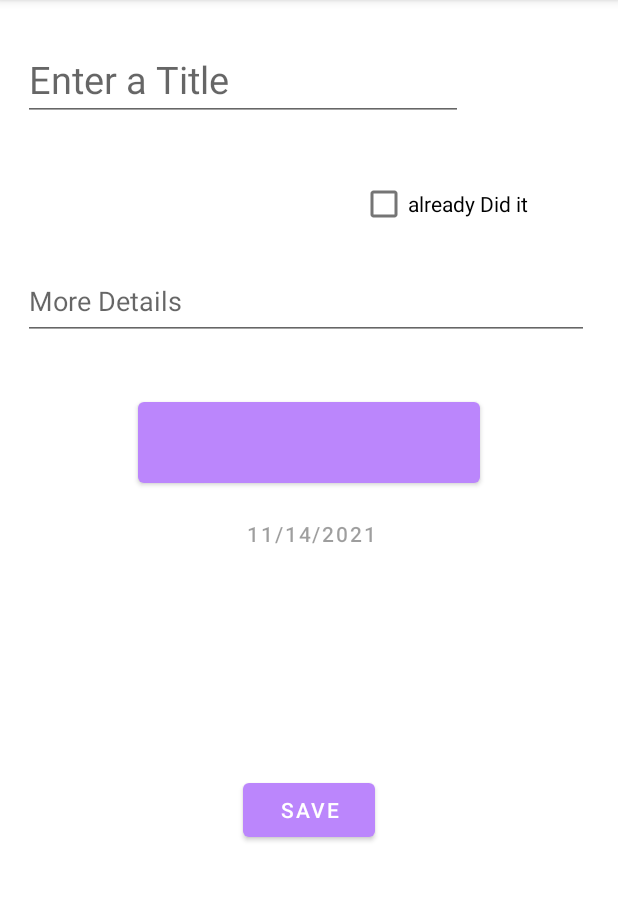
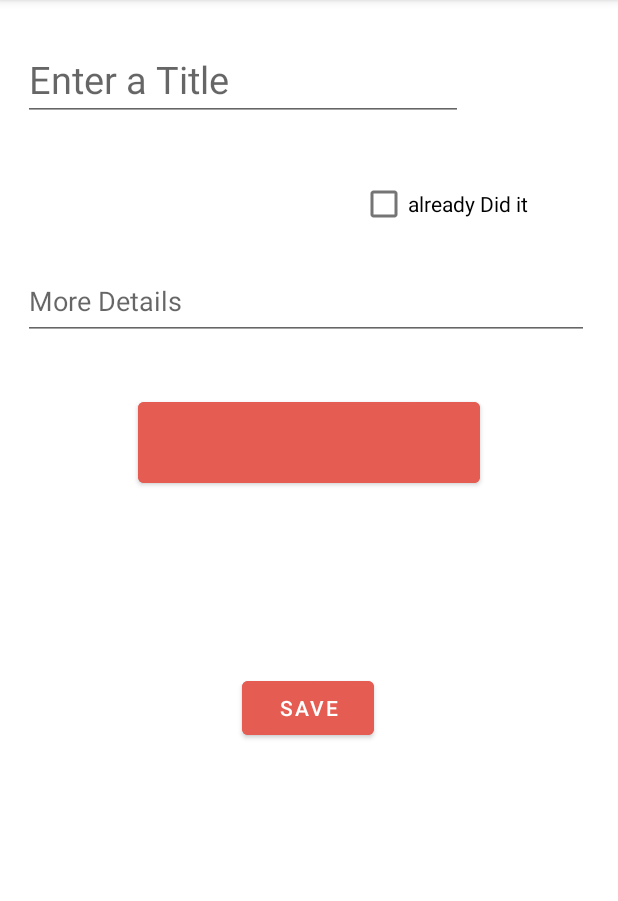
Before and after one commit to FAISALT1000/ToDoList, an Android app: the screen it shows after launch (MainActivity), in the options menu, after a tap on "add new task", on a phone screen of 412 x 824 dp, the part 84-985 px from its top. Run offline under Robolectric (Android 15) with nearby library versions, the phone set to English and light mode, and no system bars; our stand-ins replace Room's generated code; 1 statement that could not run was skipped.

Commit message:
I hope this one is the final one

```diff
--- a/app/src/main/java/com/example/todolist/addNewTaskFragment.kt
+++ b/app/src/main/java/com/example/todolist/addNewTaskFragment.kt
@@ -34,11 +34,10 @@ private const val TAG="maine"
 class addNewTaskFragment : Fragment(),DatePickerDialogFragment.DatePickerCallBack {
 
     private lateinit var task: ToDo
-//ghfgn
     private lateinit var titleEditText: EditText
     private lateinit var endDateBtn: Button
     private lateinit var isDone: CheckBox
-    private lateinit var startDateBtn: Button
+   // private lateinit var startDateBtn: Button
     private lateinit var detailsET:EditText
    // private lateinit var deleteBtn:Button
     private lateinit var saveBtn:Button
@@ -101,17 +100,17 @@ class addNewTaskFragment : Fragment(),DatePickerDialogFragment.DatePickerCallBac
         detailsET=view.findViewById(R.id.details_mt)
         endDateBtn=view.findViewById(R.id.end_date_btn)
         isDone=view.findViewById(R.id.do_radio)
-        startDateBtn=view.findViewById(R.id.start_date_btn)
+      //  startDateBtn=view.findViewById(R.id.start_date_btn)
 
         saveBtn=view.findViewById(R.id.save_btn)
 
 
 
 
-        startDateBtn.apply {
-            // text=task.startDate.toString()
-            isEnabled=false
-        }
+//        startDateBtn.apply {
+//            // text=task.startDate.toString()
+//            isEnabled=false
+//        }
         return view
     }
 
@@ -206,7 +205,7 @@ class addNewTaskFragment : Fragment(),DatePickerDialogFragment.DatePickerCallBac
 
         val  date2_temp=dates.format(finalDate)
         val  date2=dates.parse(date2_temp)
-        startDateBtn.setText(android.text.format.DateFormat.format(DATE_FORMAT,task.startDate))
+      //  startDateBtn.setText(android.text.format.DateFormat.format(DATE_FORMAT,task.startDate))
         super.onViewCreated(view, savedInstanceState)
         fragmentViewModel.toDoLiveData.observe(
             viewLifecycleOwner,{
--- a/app/src/main/res/layout/fragment_add_new_task.xml
+++ b/app/src/main/res/layout/fragment_add_new_task.xml
@@ -36,21 +36,11 @@
         android:layout_width="228dp"
         android:layout_height="66dp"
         android:layout_marginTop="35dp"
+        android:backgroundTint="@color/button"
         android:text=""
         app:layout_constraintEnd_toEndOf="parent"
         app:layout_constraintStart_toStartOf="parent"
         app:layout_constraintTop_toBottomOf="@+id/details_mt" />
-
-    <Button
-        android:id="@+id/start_date_btn"
-        android:layout_width="382dp"
-        android:layout_height="wrap_content"
-        android:layout_marginTop="4dp"
-        android:backgroundTint="@color/white"
-        app:layout_constraintEnd_toEndOf="parent"
-        app:layout_constraintHorizontal_bias="0.551"
-        app:layout_constraintStart_toStartOf="parent"
-        app:layout_constraintTop_toBottomOf="@+id/end_date_btn" />
 
     <EditText
         android:id="@+id/details_mt"
@@ -68,10 +58,12 @@
         android:id="@+id/save_btn"
         android:layout_width="wrap_content"
         android:layout_height="wrap_content"
-        android:layout_marginBottom="204dp"
+        android:layout_marginBottom="272dp"
+        android:backgroundTint="@color/button"
         android:text="Save"
         app:layout_constraintBottom_toBottomOf="parent"
         app:layout_constraintEnd_toEndOf="parent"
+        app:layout_constraintHorizontal_bias="0.498"
         app:layout_constraintStart_toStartOf="parent" />
 
 </androidx.constraintlayout.widget.ConstraintLayout>
--- a/app/src/main/res/menu/appbar.xml
+++ b/app/src/main/res/menu/appbar.xml
@@ -5,12 +5,6 @@
     <item
         android:id="@+id/new_task"
         android:title="add new task" />
-    <item
-        android:id="@+id/contact_us"
-        android:title="@string/contact_us_menu" />
-    <item
-        android:id="@+id/app_info"
-        android:title="@string/app_info_menu" />
     <item android:title="Sort By" >
         <menu >
             <item
--- a/app/src/main/res/values/colors.xml
+++ b/app/src/main/res/values/colors.xml
@@ -1,16 +1,18 @@
 <?xml version="1.0" encoding="utf-8"?>
 <resources>
     <color name="purple_200">#FFBB86FC</color>
+    <color name="button">#E45C52</color>
+
     <color name="purple_500">#FF6200EE</color>
     <color name="purple_700">#FF3700B3</color>
     <color name="teal_200">#FF03DAC5</color>
     <color name="teal_700">#FF018786</color>
     <color name="black">#FF000000</color>
     <color name="white">#FFFFFFFF</color>
-    <color name="done_layout">#bbe06c</color>
-    <color name="not_done_layout">#BFF11212</color>
+    <color name="done_layout">#B4FE98</color>
+    <color name="not_done_layout">#F2F84726</color>
 
-    <color name="today_is_the_last_day_layout">#DDEFE081</color>
+    <color name="today_is_the_last_day_layout">#F4EF7E</color>
     <color name="tomo_is_the_last_day_layout">#E4CBE3CE</color>
 
 
```
